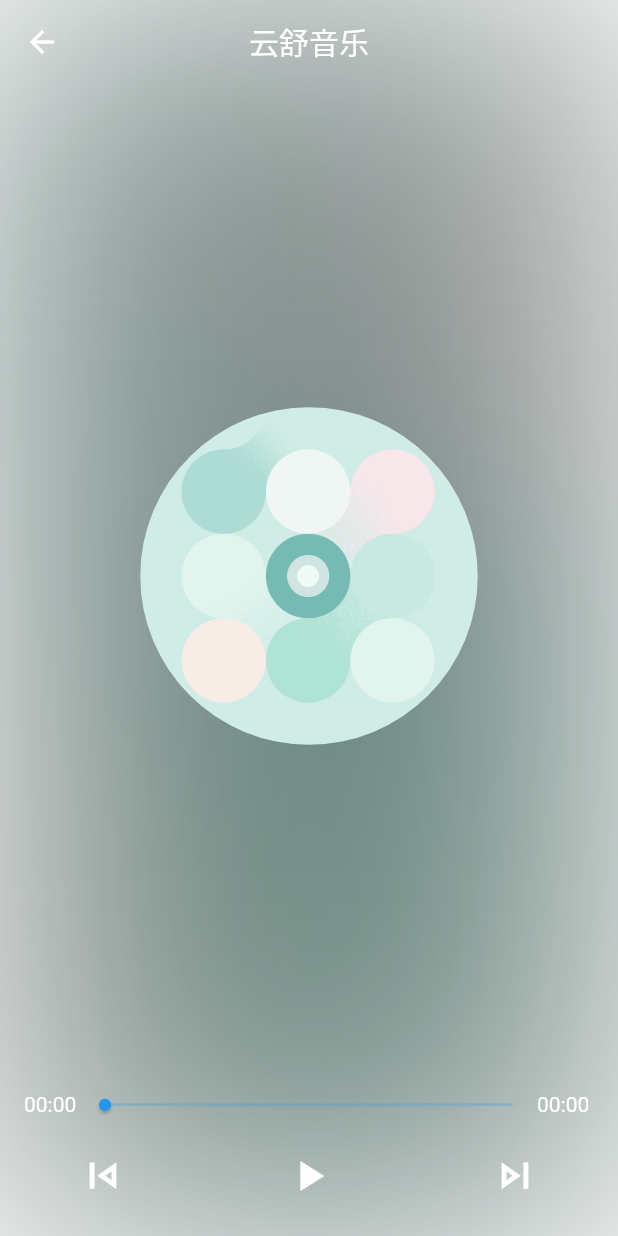
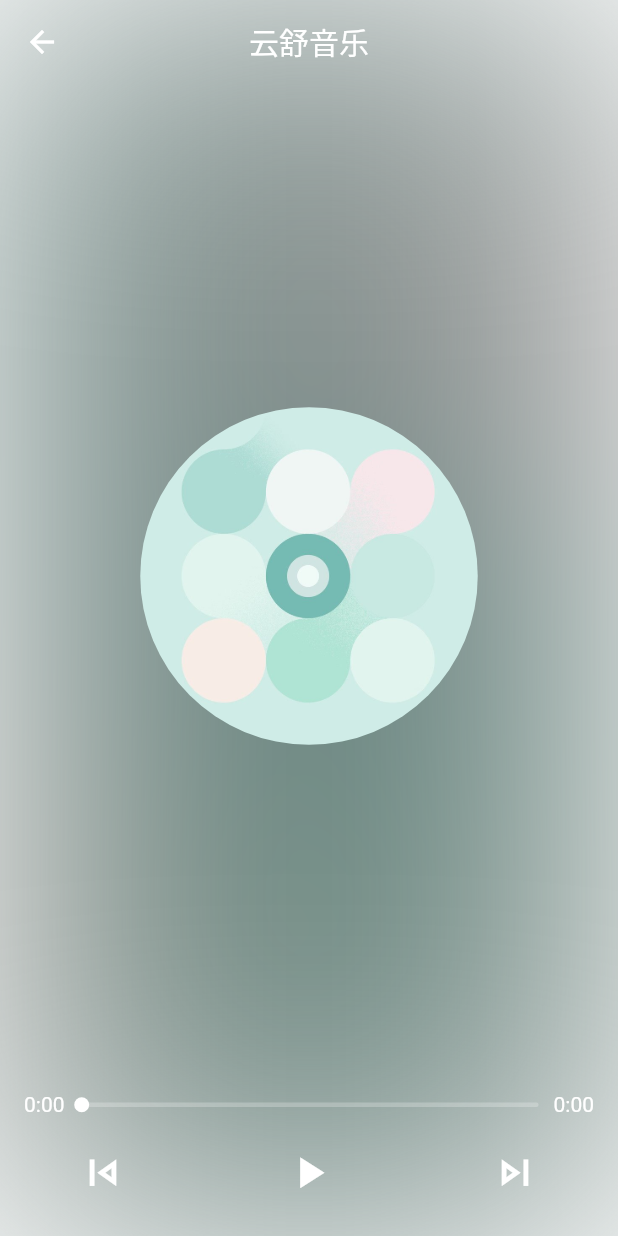
Before and after one commit to itning/yunshu_music, a Flutter app: the screen it shows after launch, after a tap on "云舒音乐", on a phone screen of 412 x 824 dp. Run offline on Flutter 3.47's test engine with Material 2 defaults, Android fonts, the phone set to English and light mode, and no system bars; drawn by our look-alikes of audio_video_progress_bar; our stand-ins replace dio, just_audio, shared_preferences, shimmer, tuple; missing offline and left inert: flutter_rest_template, move_to_background.

Commit message:
feat: 支持加载时给予用户提示信息

```diff
--- a/lib/page/music_list/component/music_list.dart
+++ b/lib/page/music_list/component/music_list.dart
@@ -108,6 +108,7 @@ class _InnerListItem extends StatelessWidget {
   }
 }
 
+/// 加载时占位图
 class _InnerShimmer extends StatelessWidget {
   const _InnerShimmer({Key? key}) : super(key: key);
 
@@ -121,8 +122,8 @@ class _InnerShimmer extends StatelessWidget {
         children: <Widget>[
           Expanded(
             child: Shimmer.fromColors(
-              baseColor: const Color(0xFFE0E0E0),
-              highlightColor: const Color(0xFFF5F5F5),
+              baseColor: Theme.of(context).dialogBackgroundColor,
+              highlightColor: Theme.of(context).highlightColor,
               child: ListView.builder(
                 physics: const NeverScrollableScrollPhysics(),
                 itemBuilder: (_, __) => Container(
--- a/lib/page/music_list/component/music_mini_play_controller_widget.dart
+++ b/lib/page/music_list/component/music_mini_play_controller_widget.dart
@@ -1,7 +1,9 @@
 import 'dart:convert';
 
 import 'package:flutter/material.dart';
+import 'package:just_audio/just_audio.dart';
 import 'package:provider/provider.dart';
+import 'package:tuple/tuple.dart';
 import 'package:yunshu_music/component/rotate_cover_image_widget.dart';
 import 'package:yunshu_music/net/model/music_entity.dart';
 import 'package:yunshu_music/provider/music_data_model.dart';
@@ -77,10 +79,25 @@ class MusicMiniPlayControllerWidget extends StatelessWidget {
                 child: Row(
                   mainAxisAlignment: MainAxisAlignment.center,
                   children: [
-                    Selector<PlayStatusModel, bool>(
-                      selector: (_, status) => status.isPlayNow,
-                      builder: (context, isPlayNow, __) {
-                        return isPlayNow
+                    Selector<PlayStatusModel, Tuple2<bool, ProcessingState>>(
+                      selector: (_, status) =>
+                          Tuple2(status.isPlayNow, status.processingState),
+                      builder: (context, status, __) {
+                        if (status.item2 == ProcessingState.loading) {
+                          return Container(
+                            margin: const EdgeInsets.all(16.0),
+                            child: const SizedBox(
+                              width: 15.0,
+                              height: 15.0,
+                              child: CircularProgressIndicator(
+                                backgroundColor: Colors.white,
+                                valueColor:
+                                    AlwaysStoppedAnimation(Colors.black),
+                              ),
+                            ),
+                          );
+                        }
+                        return status.item1
                             ? IconButton(
                                 icon: const Icon(Icons.pause),
                                 onPressed: () {
--- a/lib/page/music_play/component/player_page_controller.dart
+++ b/lib/page/music_play/component/player_page_controller.dart
@@ -1,35 +1,12 @@
 import 'package:flutter/material.dart';
+import 'package:just_audio/just_audio.dart';
 import 'package:provider/provider.dart';
+import 'package:tuple/tuple.dart';
 import 'package:yunshu_music/provider/music_data_model.dart';
 import 'package:yunshu_music/provider/play_status_model.dart';
 
-class PlayerPageController extends StatefulWidget {
+class PlayerPageController extends StatelessWidget {
   const PlayerPageController({Key? key}) : super(key: key);
-
-  @override
-  _PlayerPageControllerState createState() => _PlayerPageControllerState();
-}
-
-class _PlayerPageControllerState extends State<PlayerPageController>
-    with TickerProviderStateMixin {
-  /// 播放暂停按钮动画控制器
-  late AnimationController _playPauseController;
-
-  bool fromThisPage = false;
-
-  @override
-  void initState() {
-    super.initState();
-    _playPauseController = AnimationController(vsync: this)
-      ..drive(Tween(begin: 0, end: 1))
-      ..duration = const Duration(milliseconds: 500);
-  }
-
-  @override
-  void dispose() {
-    _playPauseController.dispose();
-    super.dispose();
-  }
 
   @override
   Widget build(BuildContext context) {
@@ -44,35 +21,41 @@ class _PlayerPageControllerState extends State<PlayerPageController>
             Provider.of<MusicDataModel>(context, listen: false).toPrevious();
           },
         ),
-        IconButton(
-          icon: Selector<PlayStatusModel, bool>(
-            selector: (_, status) => status.isPlayNow,
-            builder: (BuildContext context, value, Widget? child) {
-              // 如果在播放并且播放状态改变事件不是从当前页面触发的则动画直接结束运行
-              if (value && !fromThisPage) {
-                value
-                    ? _playPauseController.forward(from: 1)
-                    : _playPauseController.reverse(from: 0);
-              } else {
-                value
-                    ? _playPauseController.forward()
-                    : _playPauseController.reverse();
-              }
-              return child!;
-            },
-            child: AnimatedIcon(
-              icon: AnimatedIcons.play_pause,
-              progress: _playPauseController,
-              size: 35.0,
-            ),
-          ),
-          color: Colors.white,
-          iconSize: 35,
-          onPressed: () {
-            fromThisPage = true;
-            PlayStatusModel status =
-            Provider.of<PlayStatusModel>(context, listen: false);
-            status.setPlay(!status.isPlayNow);
+        Selector<PlayStatusModel, Tuple2<bool, ProcessingState>>(
+          selector: (_, status) =>
+              Tuple2(status.isPlayNow, status.processingState),
+          builder: (BuildContext context, status, Widget? child) {
+            if (status.item2 == ProcessingState.loading) {
+              return const SizedBox(
+                width: 25.0,
+                height: 25.0,
+                child: CircularProgressIndicator(
+                  backgroundColor: Colors.grey,
+                  valueColor: AlwaysStoppedAnimation(Colors.white),
+                ),
+              );
+            }
+            return status.item1
+                ? IconButton(
+                    color: Colors.white,
+                    iconSize: 35,
+                    icon: const Icon(Icons.pause),
+                    onPressed: () {
+                      PlayStatusModel playStatusModel =
+                          context.read<PlayStatusModel>();
+                      playStatusModel.setPlay(false);
+                    },
+                  )
+                : IconButton(
+                    color: Colors.white,
+                    iconSize: 35,
+                    icon: const Icon(Icons.play_arrow),
+                    onPressed: () {
+                      PlayStatusModel playStatusModel =
+                          context.read<PlayStatusModel>();
+                      playStatusModel.setPlay(true);
+                    },
+                  );
           },
         ),
         IconButton(
--- a/lib/page/music_play/component/player_page_progress.dart
+++ b/lib/page/music_play/component/player_page_progress.dart
@@ -1,8 +1,10 @@
+import 'package:audio_video_progress_bar/audio_video_progress_bar.dart';
 import 'package:flutter/material.dart';
 import 'package:provider/provider.dart';
 import 'package:tuple/tuple.dart';
 import 'package:yunshu_music/provider/play_status_model.dart';
 
+/// 播放页进度
 class PlayerPageProgress extends StatelessWidget {
   const PlayerPageProgress({Key? key}) : super(key: key);
 
@@ -10,94 +12,33 @@ class PlayerPageProgress extends StatelessWidget {
   Widget build(BuildContext context) {
     return Container(
       margin: const EdgeInsetsDirectional.only(
-          start: 16.0, end: 16.0, bottom: 12.0),
-      child: Flex(
-        direction: Axis.horizontal,
-        children: [
-          const Expanded(
-            child: _ProgressStartTitle(),
-          ),
-          Expanded(
-            flex: 8,
-            child: Container(
-              margin: const EdgeInsetsDirectional.only(start: 6.0, end: 6.0),
-              child: SliderTheme(
-                data: SliderTheme.of(context).copyWith(
-                  // 轨道高度
-                  trackHeight: 2,
-                  // 滑块形状，可以自定义
-                  thumbShape: const RoundSliderThumbShape(
-                    enabledThumbRadius: 4, // 滑块大小
-                  ),
-                  overlayShape: const RoundSliderOverlayShape(
-                    // 滑块外圈形状，可以自定义
-                    overlayRadius: 10, // 滑块外圈大小
-                  ),
-                ),
-                child: const _ProgressSlider(),
-              ),
-            ),
-          ),
-          const Expanded(
-            child: _ProgressEndTitle(),
-          ),
-        ],
+        start: 16.0,
+        end: 16.0,
+        bottom: 12.0,
+      ),
+      child: Selector<PlayStatusModel, Tuple3<Duration, Duration, Duration>>(
+        builder: (context, value, _) => ProgressBar(
+          timeLabelLocation: TimeLabelLocation.sides,
+          progressBarColor: Colors.white,
+          baseBarColor: Colors.white.withOpacity(0.24),
+          bufferedBarColor: Colors.white.withOpacity(0.24),
+          thumbColor: Colors.white,
+          thumbGlowColor: Colors.white,
+          timeLabelTextStyle: const TextStyle(color: Colors.white),
+          thumbGlowRadius: 15.0,
+          barHeight: 3.0,
+          thumbRadius: 5.0,
+          total: value.item1,
+          progress: value.item2,
+          buffered: value.item3,
+          onSeek: (duration) => context.read<PlayStatusModel>().seek(duration),
+        ),
+        selector: (_, status) => Tuple3(
+          status.duration,
+          status.position,
+          status.bufferedPosition,
+        ),
       ),
     );
   }
 }
-
-String _printDuration(Duration duration) {
-  int seconds = duration.inSeconds;
-  return '${(seconds / 60).floor()}'.padLeft(2, '0') +
-      ':' +
-      '${seconds % 60}'.padLeft(2, '0');
-}
-
-class _ProgressStartTitle extends StatelessWidget {
-  const _ProgressStartTitle({Key? key}) : super(key: key);
-
-  @override
-  Widget build(BuildContext context) {
-    return Text(
-      _printDuration(
-          context.select<PlayStatusModel, Duration>((value) => value.position)),
-      style: const TextStyle(color: Colors.white),
-    );
-  }
-}
-
-class _ProgressEndTitle extends StatelessWidget {
-  const _ProgressEndTitle({Key? key}) : super(key: key);
-
-  @override
-  Widget build(BuildContext context) {
-    return Text(
-      _printDuration(
-          context.select<PlayStatusModel, Duration>((value) => value.duration)),
-      style: const TextStyle(color: Colors.white),
-    );
-  }
-}
-
-class _ProgressSlider extends StatelessWidget {
-  const _ProgressSlider({Key? key}) : super(key: key);
-
-  @override
-  Widget build(BuildContext context) {
-    return Selector<PlayStatusModel, Tuple2<double, double>>(
-      builder: (context, Tuple2<double, double> value, _) => Slider(
-        min: 0,
-        max: value.item1,
-        onChanged: (double value) => context
-            .read<PlayStatusModel>()
-            .seek(Duration(milliseconds: value.toInt())),
-        value: value.item2 > value.item1 ? value.item1 : value.item2,
-      ),
-      selector: (_, status) => Tuple2(
-        status.duration.inMilliseconds.toDouble(),
-        status.position.inMilliseconds.toDouble(),
-      ),
-    );
-  }
-}
--- a/lib/provider/play_status_model.dart
+++ b/lib/provider/play_status_model.dart
@@ -19,11 +19,34 @@ class PlayStatusModel extends ChangeNotifier {
   /// 音频持续时间
   Duration _duration = const Duration();
 
+  /// 缓冲时间
+  Duration _bufferedPosition = const Duration();
+
+  /// 当前播放进度
+  Duration get position => _position;
+
+  /// 当前音频时长
+  Duration get duration => _duration;
+
+  /// 缓冲时间
+  Duration get bufferedPosition => _bufferedPosition;
+
+  /// 播放器状态
+  ProcessingState get processingState => _player.processingState;
+
+  /// 现在正在播放吗？
+  bool get isPlayNow =>
+      _player.playing &&
+      _player.processingState != ProcessingState.completed &&
+      _player.processingState != ProcessingState.loading;
+
   // TODO ITNING:https://pub.dev/packages/audio_session/install 增加占用监听
 
   PlayStatusModel() : _player = AudioPlayer() {
     _player.bufferedPositionStream.listen((event) {
       print('>>>缓冲 $event');
+      _bufferedPosition = event;
+      notifyListeners();
     });
     _player.durationStream.listen((event) {
       print('>>>音频持续时间 $event');
@@ -51,6 +74,7 @@ class PlayStatusModel extends ChangeNotifier {
     });
     _player.processingStateStream.listen((event) {
       print('>>>状态改变 $event');
+      notifyListeners();
       if (event == ProcessingState.completed) {
         MusicDataModel.get().toNext();
       }
@@ -63,19 +87,6 @@ class PlayStatusModel extends ChangeNotifier {
     _player.dispose();
     super.dispose();
   }
-
-  /// 当前播放进度
-  Duration get position => _position;
-
-  /// 当前音频时长
-  Duration get duration => _duration;
-
-  /// 播放器状态
-  ProcessingState get processingState => _player.processingState;
-
-  /// 现在正在播放吗？
-  bool get isPlayNow =>
-      _player.playing && _player.processingState != ProcessingState.completed;
 
   /// 手动更新播放进度
   Future<void> seek(Duration? position) async {
--- a/pubspec.yaml
+++ b/pubspec.yaml
@@ -43,6 +43,7 @@ dependencies:
   move_to_background: ^1.0.2
   shared_preferences: ^2.0.8
   shimmer: ^2.0.0
+  audio_video_progress_bar: ^0.9.0
 
 dev_dependencies:
   flutter_test:
```
Also changed, not shown: pubspec.lock.
